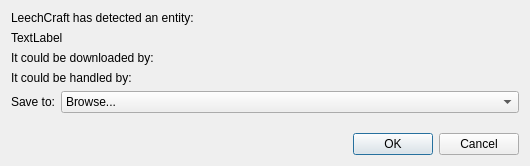
Qt form src/handlerchoicedialog.ui (0xd34df00d/leechcraft) before a commit.
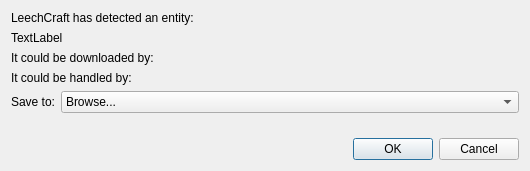
The same form after that commit.

Patch:
```diff
--- a/src/handlerchoicedialog.ui
+++ b/src/handlerchoicedialog.ui
@@ -7,7 +7,7 @@
     <x>0</x>
     <y>0</y>
     <width>530</width>
-    <height>166</height>
+    <height>171</height>
    </rect>
   </property>
   <property name="windowTitle">
```
Left out of the diff: 2 changed lines with no effect on the pictures.
